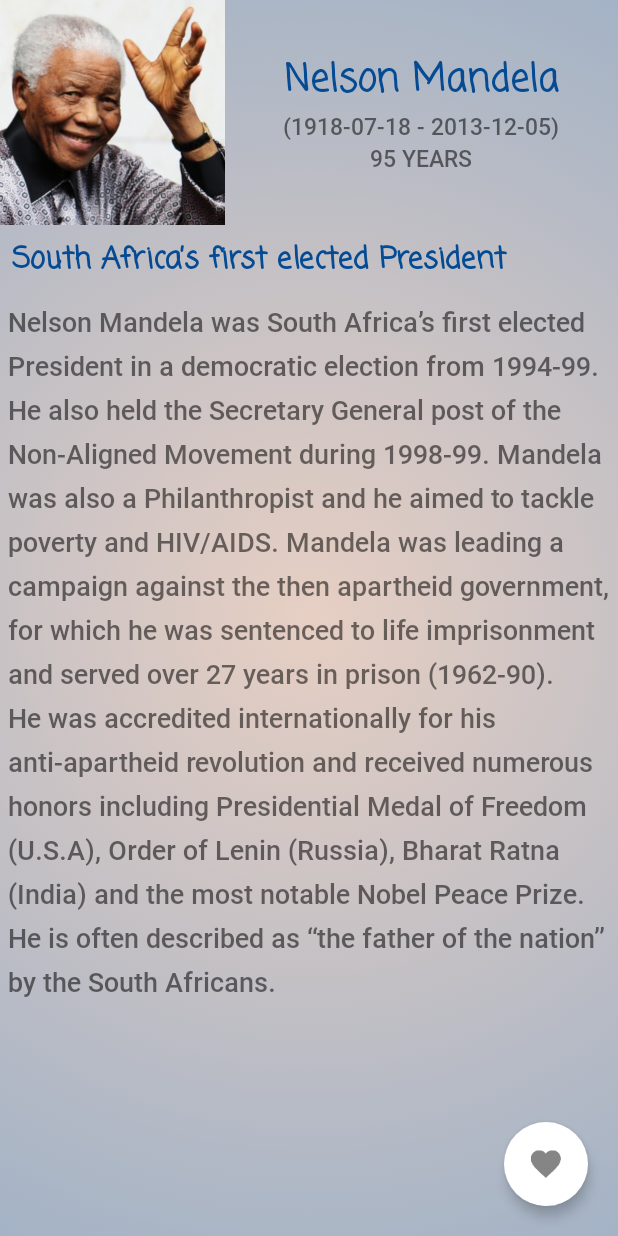
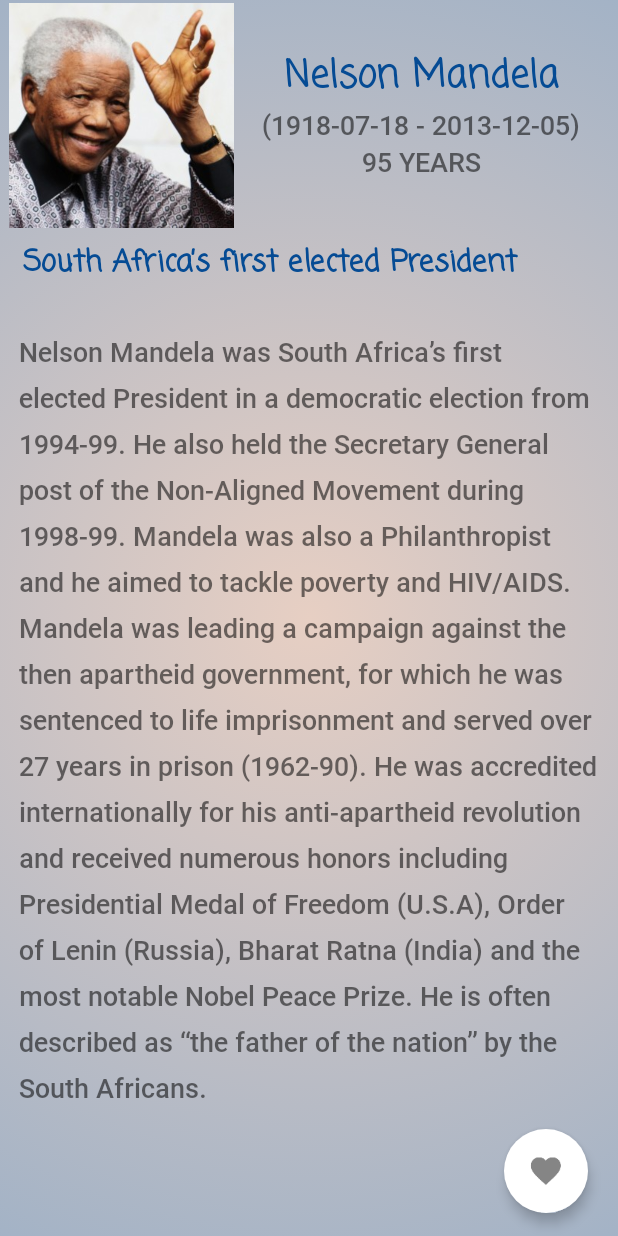
Before and after one commit to EshanDias/HeroesOfOurTime, an Android app: the screen it shows after launch (HeroProfileActivity), after a tap on "Nelson Mandela", on a phone screen of 412 x 824 dp. Run offline under Robolectric (Android 15) with nearby library versions, the phone set to English and light mode, and no system bars.

Commit message:
hero profile view allignments modified

```diff
--- a/app/src/main/res/layout/activity_hero_profile.xml
+++ b/app/src/main/res/layout/activity_hero_profile.xml
@@ -12,7 +12,7 @@
         android:layout_height="64dp"
         android:layout_alignParentBottom="true"
         android:layout_alignParentEnd="true"
-        android:layout_marginBottom="20dp"
+        android:layout_marginBottom="15dp"
         android:layout_marginEnd="20dp"
         android:onClick="addToFavourites"
         android:src="@drawable/ic_my_icon"
@@ -29,14 +29,16 @@
         android:scrollbars="vertical">
 
         <LinearLayout
-            android:layout_width="match_parent"
+            android:layout_width="400dp"
             android:layout_height="wrap_content"
+            android:layout_gravity="center"
             android:orientation="horizontal">
 
             <ImageView
                 android:id="@+id/imageView_HeroImage"
                 android:layout_width="150dp"
                 android:layout_height="150dp"
+                android:layout_marginTop="2dp"
                 android:scaleType="centerCrop" />
 
             <LinearLayout
@@ -44,7 +46,8 @@
                 android:layout_height="match_parent"
                 android:gravity="center"
                 android:orientation="vertical"
-                android:padding="5dp">
+                android:padding="5dp"
+                android:touchscreenBlocksFocus="false">
 
                 <TextView
                     android:id="@+id/textView_heroName"
@@ -65,7 +68,7 @@
                     android:fontFamily="@font/roboto_medium"
                     android:gravity="center"
                     android:text="(Birthday - Death)"
-                    android:textSize="15sp" />
+                    android:textSize="18sp" />
 
                 <TextView
                     android:id="@+id/textView_heroAge"
@@ -74,13 +77,15 @@
                     android:fontFamily="@font/roboto_medium"
                     android:gravity="center"
                     android:text="Age Years"
-                    android:textSize="15sp" />
+                    android:textSize="18sp" />
             </LinearLayout>
         </LinearLayout>
 
         <LinearLayout
-            android:layout_width="match_parent"
+            android:layout_width="397dp"
             android:layout_height="match_parent"
+            android:layout_gravity="center"
+            android:gravity="center_horizontal"
             android:orientation="vertical"
             android:scrollbars="vertical">
 
@@ -100,8 +105,10 @@
                 android:id="@+id/textView_heroDescription"
                 android:layout_width="match_parent"
                 android:layout_height="wrap_content"
+                android:layout_marginBottom="32dp"
+                android:layout_marginTop="18dp"
                 android:fontFamily="@font/roboto_medium"
-                android:lineSpacingExtra="8sp"
+                android:lineSpacingExtra="9sp"
                 android:padding="5dp"
                 android:text="Desciption"
                 android:textAlignment="viewStart"
```
